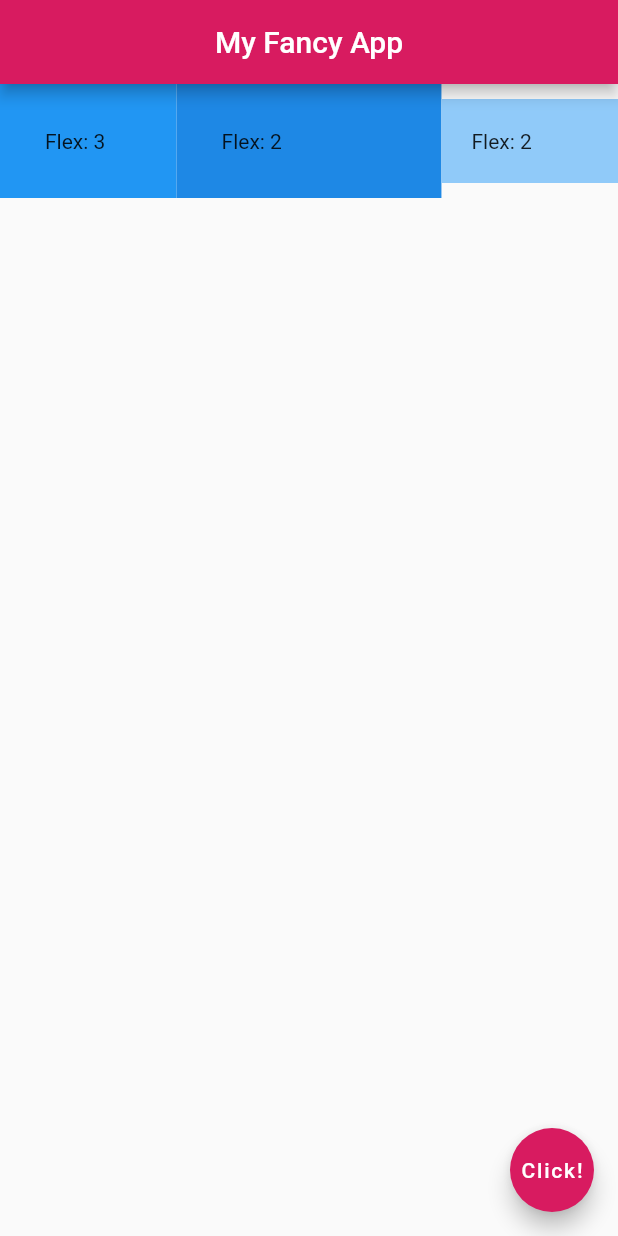
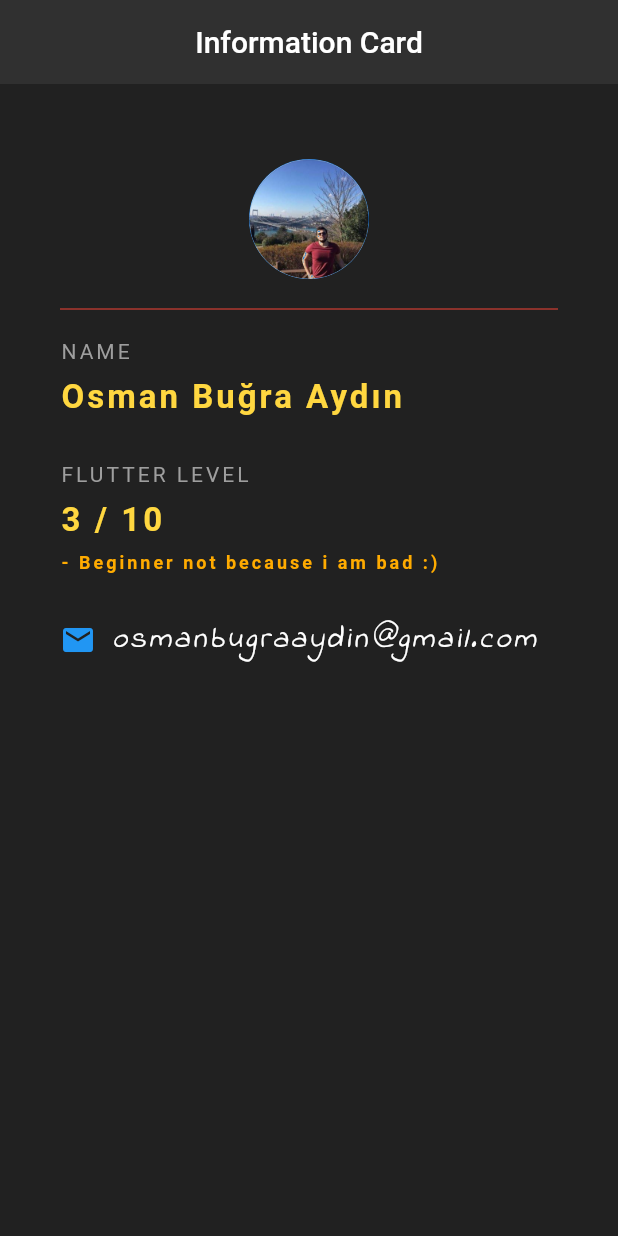
Before and after one commit to kiraci/basicAppFlutter, a Flutter app: the screen it shows after launch, on a phone screen of 412 x 824 dp. Run offline on Flutter 3.47's test engine with Material 2 defaults, Android fonts, the phone set to English and light mode, and no system bars.

Commit message:
Information app has been created

```diff
--- a/basicApp/lib/main.dart
+++ b/basicApp/lib/main.dart
@@ -10,42 +10,96 @@ class MyApp extends StatelessWidget{
   @override
   Widget build( BuildContext context){
     return Scaffold(
+      backgroundColor: Colors.grey[900],
       appBar: AppBar(
-        title: Text("My Fancy App"),
+        title: Text("Information Card"),
         centerTitle: true,
-        backgroundColor: Colors.pink[600],
+        backgroundColor: Colors.grey[850],
+        elevation: 0.0,
       ),
-      body: Row(
-        children: <Widget>[
-          Expanded(
-            flex: 2,
-            child: Container(
-              child: Text( "Flex: 3" ),
-              color: Colors.blue[500],
-              padding: EdgeInsets.all(30.0),
+      body: Padding(
+        padding: EdgeInsets.fromLTRB(40.0, 50.0, 40.0, 0),
+        child: Column(
+          crossAxisAlignment: CrossAxisAlignment.start,
+          children: <Widget>[
+            Center(
+              child: CircleAvatar(
+                backgroundImage: AssetImage( "images/profile.png" ),
+                radius: 40.0,
+              ),
             ),
-          ),Expanded(
-            flex: 3,
-            child: Container(
-              child: Text( "Flex: 2" ),
-              color: Colors.blue[600],
-              padding: EdgeInsets.all(30.0),
+            Divider(
+              height: 40.0,
+              color: Colors.red,
             ),
-          ),Expanded(
-            flex: 2,
-            child: Container(
-              child: Text( "Flex: 2" ),
-              color: Colors.blue[200],
-              padding: EdgeInsets.all(20.0),
+            Text(
+              "NAME",
+              style: TextStyle(
+                color: Colors.grey,
+                letterSpacing: 2.0
+              ),
             ),
-          ),
-        ],
-      ),
-      floatingActionButton: FloatingActionButton(
-        onPressed: () {},
-        child: Text("Click!"),
-        backgroundColor: Colors.pink[600],
-      ),
+            SizedBox(height:10.0),
+            Text(
+              "Osman Buğra Aydın",
+              style: TextStyle(
+                color: Colors.amberAccent,
+                letterSpacing: 2.0,
+                fontSize: 22.0,
+                fontWeight: FontWeight.bold,
+              ),
+            ),
+            SizedBox(height: 30.0),
+            Text(
+              "FLUTTER LEVEL",
+              style: TextStyle(
+                color: Colors.grey,
+                letterSpacing: 2.0
+              ),
+            ),
+            SizedBox(height:10.0),
+            Text(
+              "3 / 10",
+              style: TextStyle(
+                color: Colors.amberAccent,
+                letterSpacing: 2.0,
+                fontSize: 22.0,
+                fontWeight: FontWeight.bold,
+              ),
+            ),
+            SizedBox( height: 8.0,),
+            Text(
+              "- Beginner not because i am bad :)",
+              style: TextStyle(
+                color: Colors.amberAccent[700],
+                letterSpacing: 2.0,
+                fontSize: 12.0,
+                fontWeight: FontWeight.bold,
+              ),
+            ),
+            SizedBox(height:30.0),
+            Row(
+              children: <Widget>[
+                Icon(
+                  Icons.mail,
+                  color: Colors.blue,
+                ),
+                SizedBox(width: 10.0,),
+                Text(
+                  "osmanbugraaydin@gmail.com",
+                  style: TextStyle(
+                    fontFamily: "IndieFlower",
+                    letterSpacing: 2.0,
+                    fontSize: 20.0,
+                    fontStyle: FontStyle.italic,
+                    color: Colors.white,
+                  ),
+                ),
+              ],
+            ),
+          ],
+        ),
+      )
     );
   }
 }
--- a/basicApp/pubspec.yaml
+++ b/basicApp/pubspec.yaml
@@ -45,8 +45,8 @@ flutter:
   uses-material-design: true
 
   # To add assets to your application, add an assets section, like this:
-  # assets:
-  #   - images/a_dot_burr.jpeg
+  assets:
+    - images/profile.png
   #   - images/a_dot_ham.jpeg
 
   # An image asset can refer to one or more resolution-specific "variants", see
```
Also changed, not shown: basicApp/images/profile.png (added).
